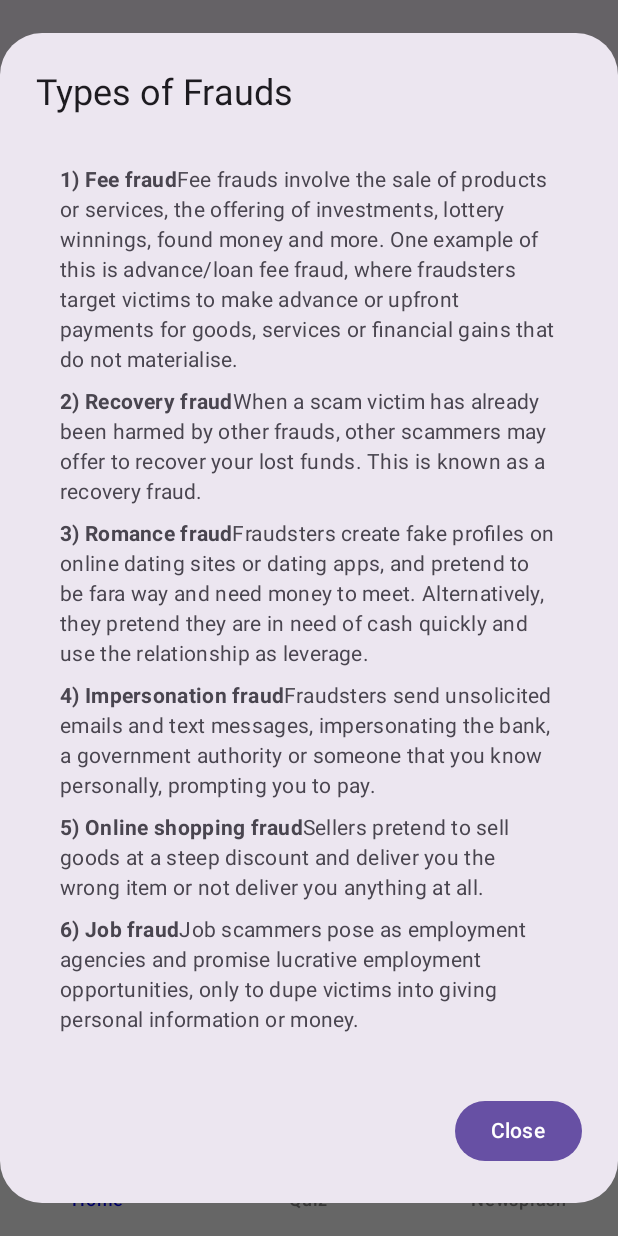
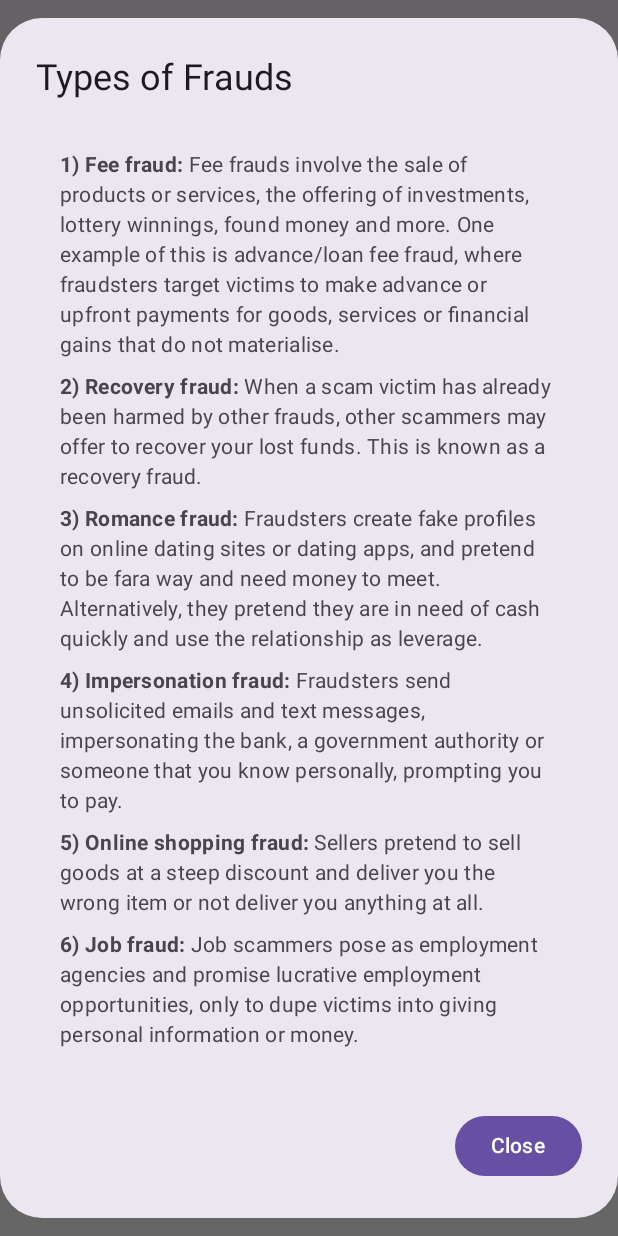
Before and after one commit to melly19/DolFin, an Android app built with Jetpack Compose: the screen it shows after launch (MainActivity), after a tap on "Learn about scams", on a phone screen of 412 x 824 dp. Run offline under Robolectric (Android 15) with nearby library versions, the phone set to English and light mode, and no system bars; our stand-ins replace livedata-compose.

```diff
--- a/app/src/main/java/com/example/dolfin/ui/components/ScamsInfoDialog.kt
+++ b/app/src/main/java/com/example/dolfin/ui/components/ScamsInfoDialog.kt
@@ -34,42 +34,42 @@ fun ScamsInfoDialog(onDismiss: () -> Unit) {
             ) {
                 Text(buildAnnotatedString {
                     withStyle(style = SpanStyle(fontWeight = FontWeight.Bold)) {
-                        append("1) Fee fraud")
+                        append("1) Fee fraud: ")
                     }
                     append("Fee frauds involve the sale of products or services, the offering of investments, lottery winnings, found money and more. One example of this is advance/loan fee fraud, where fraudsters target victims to make advance or upfront payments for goods, services or financial gains that do not materialise.")
                 })
                 Spacer(modifier = Modifier.height(8.dp))
                 Text(buildAnnotatedString {
                     withStyle(style = SpanStyle(fontWeight = FontWeight.Bold)) {
-                        append("2) Recovery fraud")
+                        append("2) Recovery fraud: ")
                     }
                     append("When a scam victim has already been harmed by other frauds, other scammers may offer to recover your lost funds. This is known as a recovery fraud.")
                 })
                 Spacer(modifier = Modifier.height(8.dp))
                 Text(buildAnnotatedString {
                     withStyle(style = SpanStyle(fontWeight = FontWeight.Bold)) {
-                        append("3) Romance fraud")
+                        append("3) Romance fraud: ")
                     }
                     append("Fraudsters create fake profiles on online dating sites or dating apps, and pretend to be fara way and need money to meet. Alternatively, they pretend they are in need of cash quickly and use the relationship as leverage.")
                 })
                 Spacer(modifier = Modifier.height(8.dp))
                 Text(buildAnnotatedString {
                     withStyle(style = SpanStyle(fontWeight = FontWeight.Bold)) {
-                        append("4) Impersonation fraud")
+                        append("4) Impersonation fraud: ")
                     }
                     append("Fraudsters send unsolicited emails and text messages, impersonating the bank, a government authority or someone that you know personally, prompting you to pay.")
                 })
                 Spacer(modifier = Modifier.height(8.dp))
                 Text(buildAnnotatedString {
                     withStyle(style = SpanStyle(fontWeight = FontWeight.Bold)) {
-                        append("5) Online shopping fraud")
+                        append("5) Online shopping fraud: ")
                     }
                     append("Sellers pretend to sell goods at a steep discount and deliver you the wrong item or not deliver you anything at all.")
                 })
                 Spacer(modifier = Modifier.height(8.dp))
                 Text(buildAnnotatedString {
                     withStyle(style = SpanStyle(fontWeight = FontWeight.Bold)) {
-                        append("6) Job fraud")
+                        append("6) Job fraud: ")
                     }
                     append("Job scammers pose as employment agencies and promise lucrative employment opportunities, only to dupe victims into giving personal information or money.")
                 })
```
